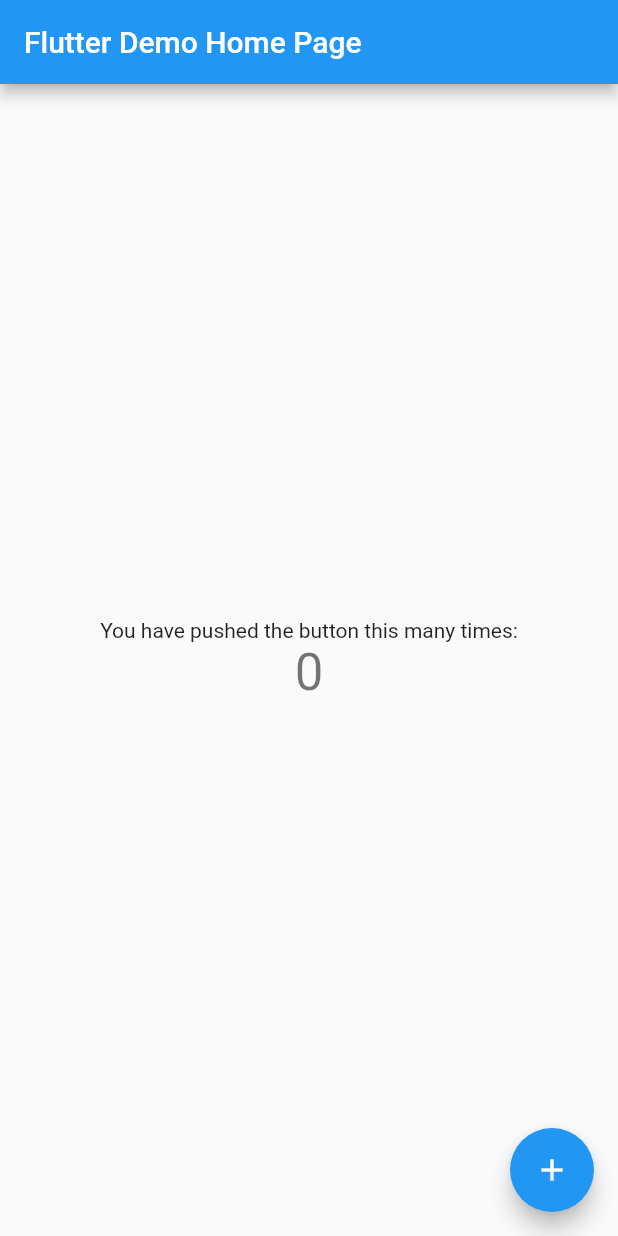
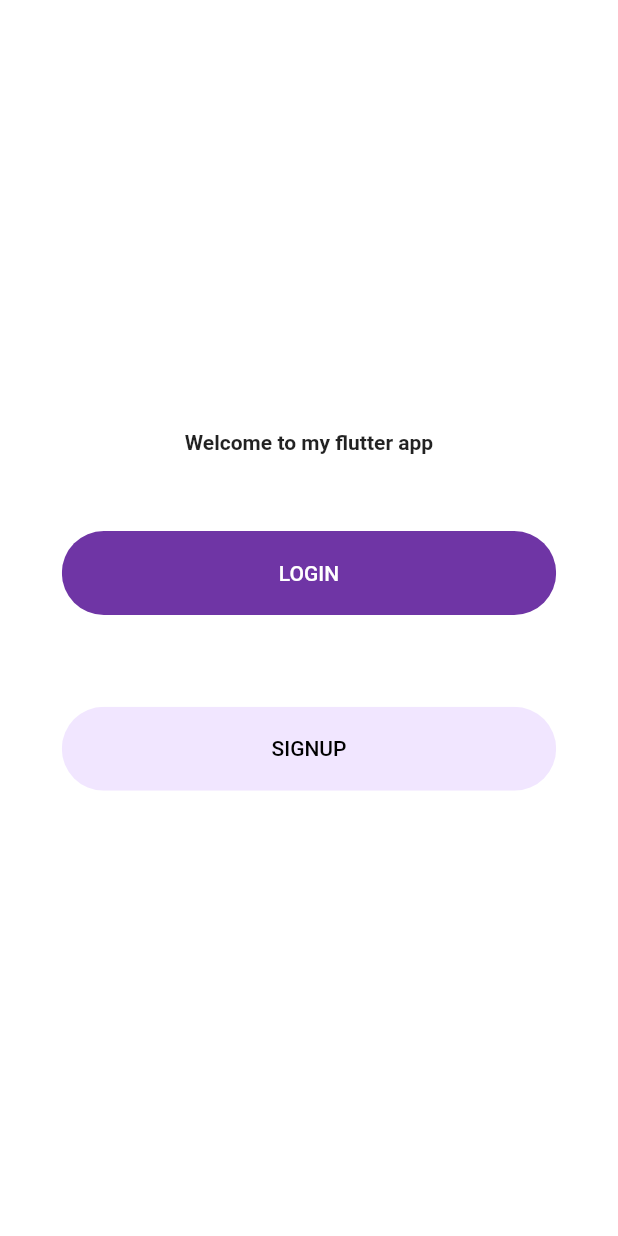
Before and after one commit to DPLATA/My-TDD-DevOps-Mobile, a Flutter app: the screen it shows after launch, on a phone screen of 412 x 824 dp. Run offline on Flutter 3.47's test engine with Material 2 defaults, Android fonts, the phone set to English and light mode, and no system bars.

Commit message:
💄introduct welcome screen with login and signup button

```diff
--- /dev/null
+++ b/lib/components/rounded_button.dart
@@ -0,0 +1,35 @@
+import 'package:flutter/material.dart';
+import 'package:my_tdd_devops_mobile/constants.dart';
+
+class RoundedButton extends StatelessWidget {
+  final String text;
+  final Function press;
+  final Color color, textColor;
+  const RoundedButton({
+    Key key,
+    this.text,
+    this.press,
+    this.color = kPrimaryColor,
+    this.textColor = Colors.white,
+  }) : super(key: key);
+
+  @override
+  Widget build(BuildContext context) {
+    Size size = MediaQuery.of(context).size;
+    return Container(
+      margin: EdgeInsets.symmetric(vertical: 10),
+      width: size.width * 0.8,
+      child: ClipRRect(
+        borderRadius: BorderRadius.circular(29),
+        child: FlatButton(
+            padding: EdgeInsets.symmetric(vertical: 20, horizontal: 40),
+            color: color,
+            onPressed: press,
+            child: Text(
+              text,
+              style: TextStyle(color: textColor),
+            )),
+      ),
+    );
+  }
+}
--- /dev/null
+++ b/lib/constants.dart
@@ -0,0 +1,4 @@
+import 'package:flutter/material.dart';
+
+const kPrimaryColor = Color(0xFF6F35A5);
+const kPrimaryLightColor = Color(0xFFF1E6FF);
--- a/lib/main.dart
+++ b/lib/main.dart
@@ -1,4 +1,6 @@
 import 'package:flutter/material.dart';
+import 'package:my_tdd_devops_mobile/constants.dart';
+import 'package:my_tdd_devops_mobile/screens/Welcome/welcome_screen.dart';
 
 void main() {
   runApp(MyApp());
@@ -9,109 +11,11 @@ class MyApp extends StatelessWidget {
   @override
   Widget build(BuildContext context) {
     return MaterialApp(
-      title: 'Flutter Demo',
+      title: 'My flutter app',
+      debugShowCheckedModeBanner: false,
       theme: ThemeData(
-        // This is the theme of your application.
-        //
-        // Try running your application with "flutter run". You'll see the
-        // application has a blue toolbar. Then, without quitting the app, try
-        // changing the primarySwatch below to Colors.green and then invoke
-        // "hot reload" (press "r" in the console where you ran "flutter run",
-        // or simply save your changes to "hot reload" in a Flutter IDE).
-        // Notice that the counter didn't reset back to zero; the application
-        // is not restarted.
-        primarySwatch: Colors.blue,
-        // This makes the visual density adapt to the platform that you run
-        // the app on. For desktop platforms, the controls will be smaller and
-        // closer together (more dense) than on mobile platforms.
-        visualDensity: VisualDensity.adaptivePlatformDensity,
-      ),
-      home: MyHomePage(title: 'Flutter Demo Home Page'),
+          primaryColor: kPrimaryColor, scaffoldBackgroundColor: Colors.white),
+      home: WelcomeScreen(),
     );
   }
 }
-
-class MyHomePage extends StatefulWidget {
-  MyHomePage({Key key, this.title}) : super(key: key);
-
-  // This widget is the home page of your application. It is stateful, meaning
-  // that it has a State object (defined below) that contains fields that affect
-  // how it looks.
-
-  // This class is the configuration for the state. It holds the values (in this
-  // case the title) provided by the parent (in this case the App widget) and
-  // used by the build method of the State. Fields in a Widget subclass are
-  // always marked "final".
-
-  final String title;
-
-  @override
-  _MyHomePageState createState() => _MyHomePageState();
-}
-
-class _MyHomePageState extends State<MyHomePage> {
-  int _counter = 0;
-
-  void _incrementCounter() {
-    setState(() {
-      // This call to setState tells the Flutter framework that something has
-      // changed in this State, which causes it to rerun the build method below
-      // so that the display can reflect the updated values. If we changed
-      // _counter without calling setState(), then the build method would not be
-      // called again, and so nothing would appear to happen.
-      _counter++;
-    });
-  }
-
-  @override
-  Widget build(BuildContext context) {
-    // This method is rerun every time setState is called, for instance as done
-    // by the _incrementCounter method above.
-    //
-    // The Flutter framework has been optimized to make rerunning build methods
-    // fast, so that you can just rebuild anything that needs updating rather
-    // than having to individually change instances of widgets.
-    return Scaffold(
-      appBar: AppBar(
-        // Here we take the value from the MyHomePage object that was created by
-        // the App.build method, and use it to set our appbar title.
-        title: Text(widget.title),
-      ),
-      body: Center(
-        // Center is a layout widget. It takes a single child and positions it
-        // in the middle of the parent.
-        child: Column(
-          // Column is also a layout widget. It takes a list of children and
-          // arranges them vertically. By default, it sizes itself to fit its
-          // children horizontally, and tries to be as tall as its parent.
-          //
-          // Invoke "debug painting" (press "p" in the console, choose the
-          // "Toggle Debug Paint" action from the Flutter Inspector in Android
-          // Studio, or the "Toggle Debug Paint" command in Visual Studio Code)
-          // to see the wireframe for each widget.
-          //
-          // Column has various properties to control how it sizes itself and
-          // how it positions its children. Here we use mainAxisAlignment to
-          // center the children vertically; the main axis here is the vertical
-          // axis because Columns are vertical (the cross axis would be
-          // horizontal).
-          mainAxisAlignment: MainAxisAlignment.center,
-          children: <Widget>[
-            Text(
-              'You have pushed the button this many times:',
-            ),
-            Text(
-              '$_counter',
-              style: Theme.of(context).textTheme.headline4,
-            ),
-          ],
-        ),
-      ),
-      floatingActionButton: FloatingActionButton(
-        onPressed: _incrementCounter,
-        tooltip: 'Increment',
-        child: Icon(Icons.add),
-      ), // This trailing comma makes auto-formatting nicer for build methods.
-    );
-  }
-}
--- /dev/null
+++ b/lib/screens/Welcome/components/background.dart
@@ -0,0 +1,23 @@
+import 'package:flutter/material.dart';
+
+class Background extends StatelessWidget {
+  final Widget child;
+  const Background({
+    Key key,
+    @required this.child,
+  }) : super(key: key);
+
+  @override
+  Widget build(BuildContext context) {
+    //Size for total height and width of screen
+    Size size = MediaQuery.of(context).size;
+    return Container(
+      height: size.height,
+      width: double.infinity,
+      child: Stack(
+        alignment: Alignment.center,
+        children: <Widget>[child],
+      ),
+    );
+  }
+}
--- /dev/null
+++ b/lib/screens/Welcome/components/body.dart
@@ -0,0 +1,36 @@
+import 'package:flutter/material.dart';
+import 'package:my_tdd_devops_mobile/components/rounded_button.dart';
+import 'package:my_tdd_devops_mobile/constants.dart';
+import 'background.dart';
+
+class Body extends StatelessWidget {
+  @override
+  Widget build(BuildContext context) {
+    Size size = MediaQuery.of(context).size;
+    return Background(
+      child: SingleChildScrollView(
+        child: Column(
+          mainAxisAlignment: MainAxisAlignment.center,
+          children: <Widget>[
+            Text(
+              "Welcome to my flutter app",
+              style: TextStyle(fontWeight: FontWeight.bold),
+            ),
+            SizedBox(height: size.height * 0.05),
+            RoundedButton(
+              text: "LOGIN",
+              press: () {},
+            ),
+            SizedBox(height: size.height * 0.05),
+            RoundedButton(
+              text: "SIGNUP",
+              color: kPrimaryLightColor,
+              textColor: Colors.black,
+              press: () {},
+            )
+          ],
+        ),
+      ),
+    );
+  }
+}
--- /dev/null
+++ b/lib/screens/Welcome/welcome_screen.dart
@@ -0,0 +1,11 @@
+import 'package:flutter/material.dart';
+import 'package:my_tdd_devops_mobile/screens/Welcome/components/body.dart';
+
+class WelcomeScreen extends StatelessWidget {
+  @override
+  Widget build(BuildContext context) {
+    return Scaffold(
+      body: Body(),
+    );
+  }
+}
```
